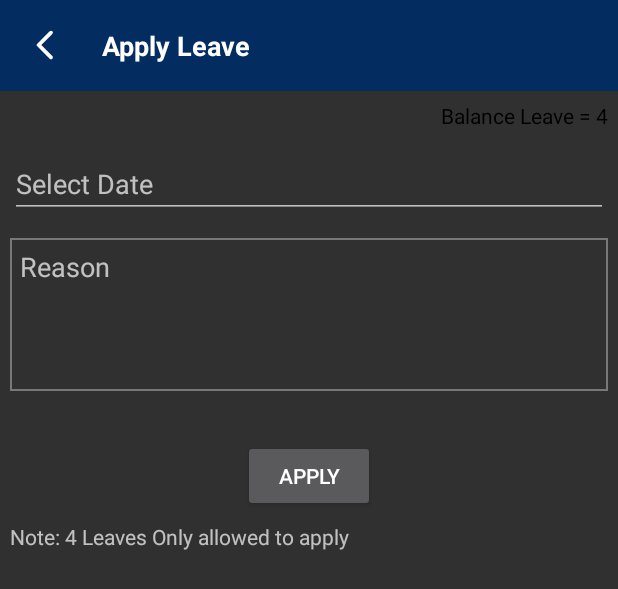
After one commit to jayaprasad356/smart_id_app, an Android app: the layout activity_apply_leave.xml on its own in the app's theme, with its tools: preview values and no code run, on a phone screen of 412 x 824 dp. The commit adds this screen. Shown: the top 589 px of the screen. Run offline under Robolectric (Android 15) with nearby library versions, the phone set to English and light mode, and no system bars; network calls fail.

Commit message:
Leave apply

```diff
--- a/app/src/main/AndroidManifest.xml
+++ b/app/src/main/AndroidManifest.xml
@@ -31,6 +31,10 @@
         android:supportsRtl="true"
         android:usesCleartextTraffic="true"
         tools:targetApi="31">
+
+        <activity android:name=".activities.ApplyLeaveActivity"
+            android:exported="false" />
+
         <activity
             android:name=".activities.RepayListActivity"
             android:exported="false" />
--- /dev/null
+++ b/app/src/main/res/drawable/black_stroke.xml
@@ -0,0 +1,8 @@
+<?xml version="1.0" encoding="utf-8"?>
+<shape xmlns:android="http://schemas.android.com/apk/res/android">
+
+    <stroke
+        android:width="@dimen/_1sdp"
+        android:color="@color/gray"/>
+
+</shape>
--- /dev/null
+++ b/app/src/main/res/layout/activity_apply_leave.xml
@@ -0,0 +1,97 @@
+<?xml version="1.0" encoding="utf-8"?>
+<RelativeLayout
+    xmlns:android="http://schemas.android.com/apk/res/android"
+    xmlns:app="http://schemas.android.com/apk/res-auto"
+    xmlns:tools="http://schemas.android.com/tools"
+    android:layout_width="match_parent"
+    android:layout_height="match_parent"
+    tools:context=".activities.ApplyLeaveActivity">
+
+    <LinearLayout
+        android:layout_width="match_parent"
+        android:layout_height="wrap_content"
+        android:orientation="vertical">
+
+        <LinearLayout
+            android:layout_width="match_parent"
+            android:layout_height="wrap_content"
+            android:background="@color/primaryColor"
+            android:orientation="horizontal"
+            android:padding="@dimen/_14sdp">
+
+            <ImageView
+                android:id="@+id/backbtn"
+                android:layout_width="wrap_content"
+                android:layout_height="wrap_content"
+                android:layout_marginRight="@dimen/_20sdp"
+                android:src="@drawable/ic_arrow_back" />
+
+            <TextView
+                android:layout_width="match_parent"
+                android:layout_height="wrap_content"
+                android:text="Apply Leave"
+                android:textColor="@color/white"
+                android:textSize="@dimen/_14sdp"
+                android:textStyle="bold" />
+        </LinearLayout>
+
+        <TextView
+            android:id="@+id/tvLeaveBalance"
+            android:layout_width="wrap_content"
+            android:layout_height="wrap_content"
+            android:layout_gravity="end"
+            android:padding="@dimen/_5sdp"
+            android:text="Balance Leave = 4"
+            android:textColor="@color/black" />
+
+        <EditText
+            android:id="@+id/edDate"
+            android:layout_width="match_parent"
+            android:layout_height="wrap_content"
+            android:layout_margin="@dimen/_5sdp"
+            android:focusable="false"
+            android:hint="Select Date" />
+
+        <EditText
+            android:id="@+id/edReason"
+            android:layout_width="match_parent"
+            android:layout_height="wrap_content"
+            android:layout_margin="@dimen/_5sdp"
+            android:background="@drawable/black_stroke"
+            android:gravity="top|start"
+            android:hint="Reason"
+            android:inputType="textMultiLine"
+            android:lines="8"
+            android:maxLines="10"
+            android:minLines="4"
+            android:padding="@dimen/_5sdp"
+            android:scrollbars="vertical" />
+
+        <Button
+            android:id="@+id/btnApply"
+            android:layout_width="wrap_content"
+            android:layout_height="wrap_content"
+            android:layout_gravity="center"
+            android:layout_marginTop="@dimen/_20sdp"
+            android:text="Apply" />
+
+        <TextView
+            android:layout_width="wrap_content"
+            android:layout_height="wrap_content"
+            android:layout_margin="@dimen/_5sdp"
+            android:text="Note: 4 Leaves Only allowed to apply"/>
+
+        <androidx.recyclerview.widget.RecyclerView
+            android:id="@+id/recyclerView"
+            android:layout_width="match_parent"
+            android:layout_height="wrap_content"
+            android:layout_marginStart="5dp"
+            android:layout_marginEnd="5dp"
+            android:layout_marginTop="10dp"
+            />
+
+
+    </LinearLayout>
+
+
+</RelativeLayout>
```
Also changed, not shown: app/src/main/java/com/app/fortuneapp/Adapter/LeavesAdapter.java (added, +77 -0 lines), app/src/main/java/com/app/fortuneapp/activities/ApplyLeaveActivity.java (added, +198 -0 lines), app/src/main/java/com/app/fortuneapp/fragment/ProfileFragment.java (+20 -1 lines), app/src/main/java/com/app/fortuneapp/helper/Constant.java (+9 -0 lines), app/src/main/java/com/app/fortuneapp/model/Leaves.java (added, +65 -0 lines), app/src/main/res/layout/fragment_profile.xml (+15 -0 lines), app/src/main/res/layout/leave_item.xml (added, +79 -0 lines).
